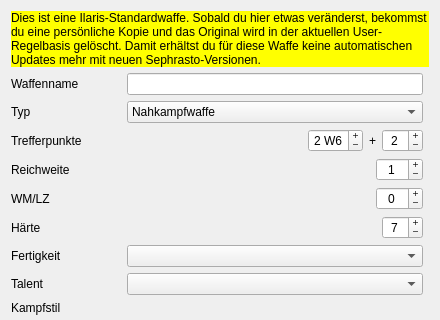
Before: the Qt Designer form UI/DatenbankEditWaffe.ui in Aeolitus/Sephrasto, drawn with Qt 5; both pictures show x 0 to 440 and y 0 to 320 of the 440 by 550 pixel window.
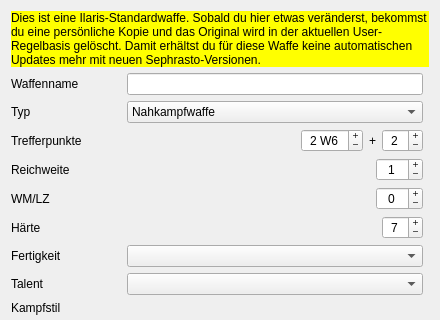
After: the same form once the commit is applied.

The edit to the form file:
```diff
--- a/UI/DatenbankEditWaffe.ui
+++ b/UI/DatenbankEditWaffe.ui
@@ -248,7 +248,7 @@
           <number>0</number>
          </property>
          <property name="maximum">
-          <number>9</number>
+          <number>19</number>
          </property>
          <property name="value">
           <number>2</number>
```
Left out of the diff: 22 changed lines with no effect on the pictures.
